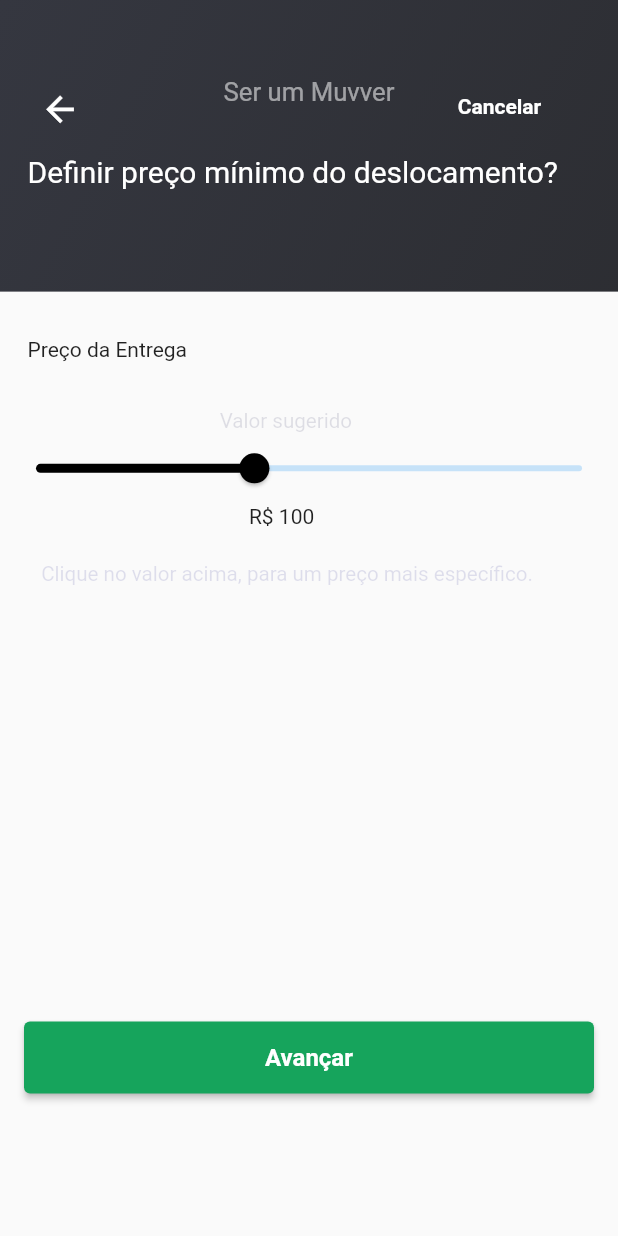
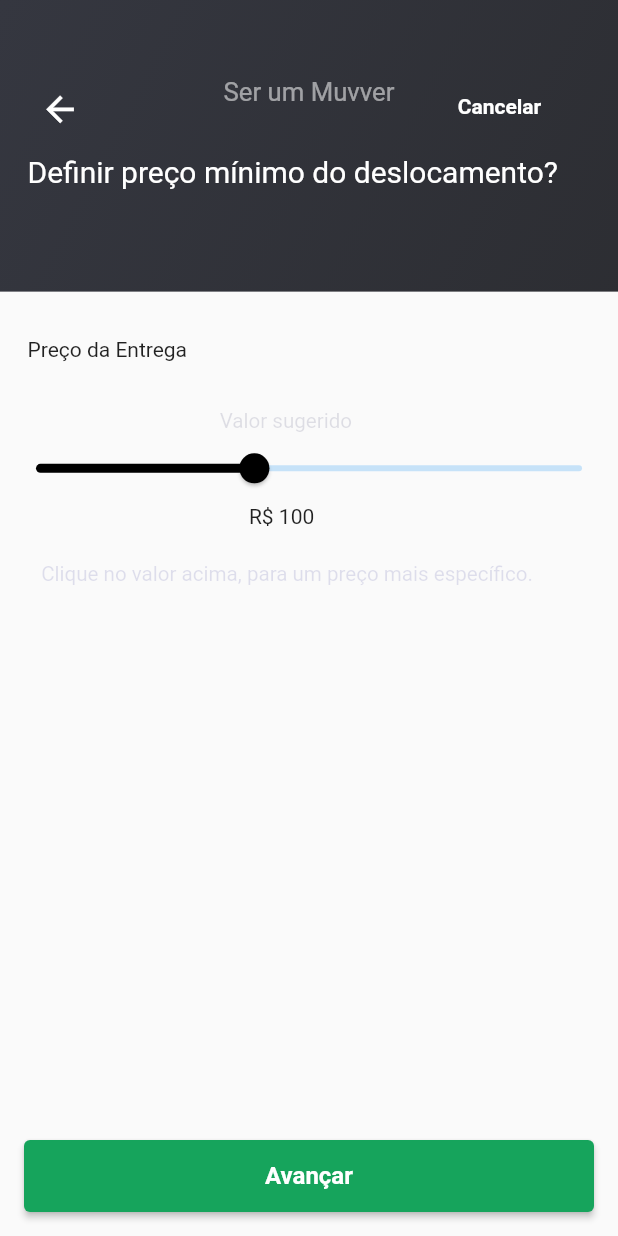
Before and after one commit to BrunoVieiraL/envio_facil, a Flutter app: the DeliveryValuePage screen opened by its route, on a phone screen of 412 x 824 dp. Run offline on Flutter 3.47's test engine with Material 2 defaults, Android fonts, the phone set to English and light mode, and no system bars; our stand-ins replace dio, flutter_screenutil, geolocator, google_maps_flutter; missing offline and left inert: flutter_polyline_points, geocode; Roboto replaces fonts that are missing (assets/fonts/TitilliumWeb-Bold.ttf, assets/fonts/TitilliumWeb-Regular.ttf).

Commit message:
fixed position of the button

```diff
--- a/lib/views/delivery_value_page.dart
+++ b/lib/views/delivery_value_page.dart
@@ -130,9 +130,7 @@
                   color: const Color(0x2222228A)),
             ),
           ),
-          SizedBox(
-            height: 226.h,
-          ),
+          const Expanded(child: SizedBox()),
           CustomWidgetBottomGreenButton(
             onPressed: () {
               Navigator.of(context).pushReplacementNamed('/tripCreatedPage');
--- a/lib/views/route_page.dart
+++ b/lib/views/route_page.dart
@@ -252,6 +252,7 @@
                           fontWeight: FontWeight.w400),
                     ),
                   ),
+                  const Expanded(child: SizedBox()),
                   CustomWidgetBottomGreenButton(
                     buttonText: 'Avançar',
                     top: 33.h,
--- a/lib/views/trip_created_page.dart
+++ b/lib/views/trip_created_page.dart
@@ -65,7 +65,7 @@
               ),
             ),
           ),
-          SizedBox(height: 95.h),
+          const Expanded(child: SizedBox()),
           CustomWidgetBottomGreenButton(
               onPressed: () {
                 Navigator.of(context).pushReplacementNamed('/homePage');
```
